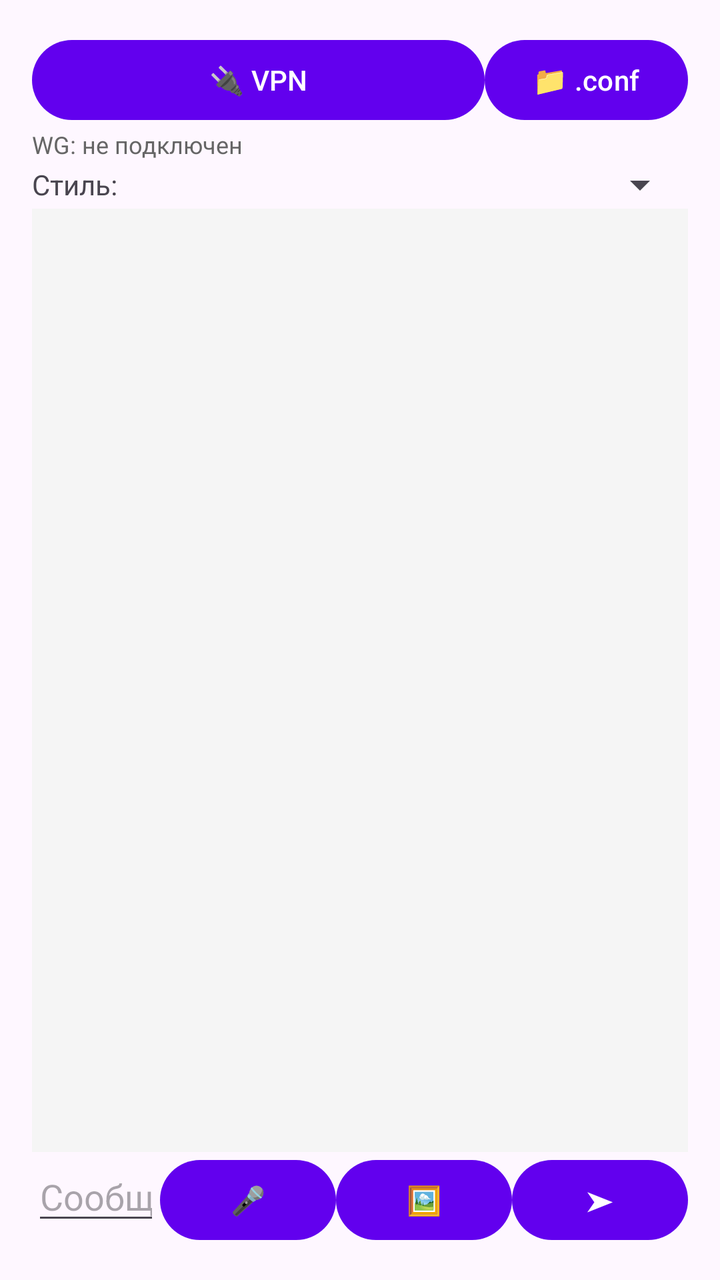
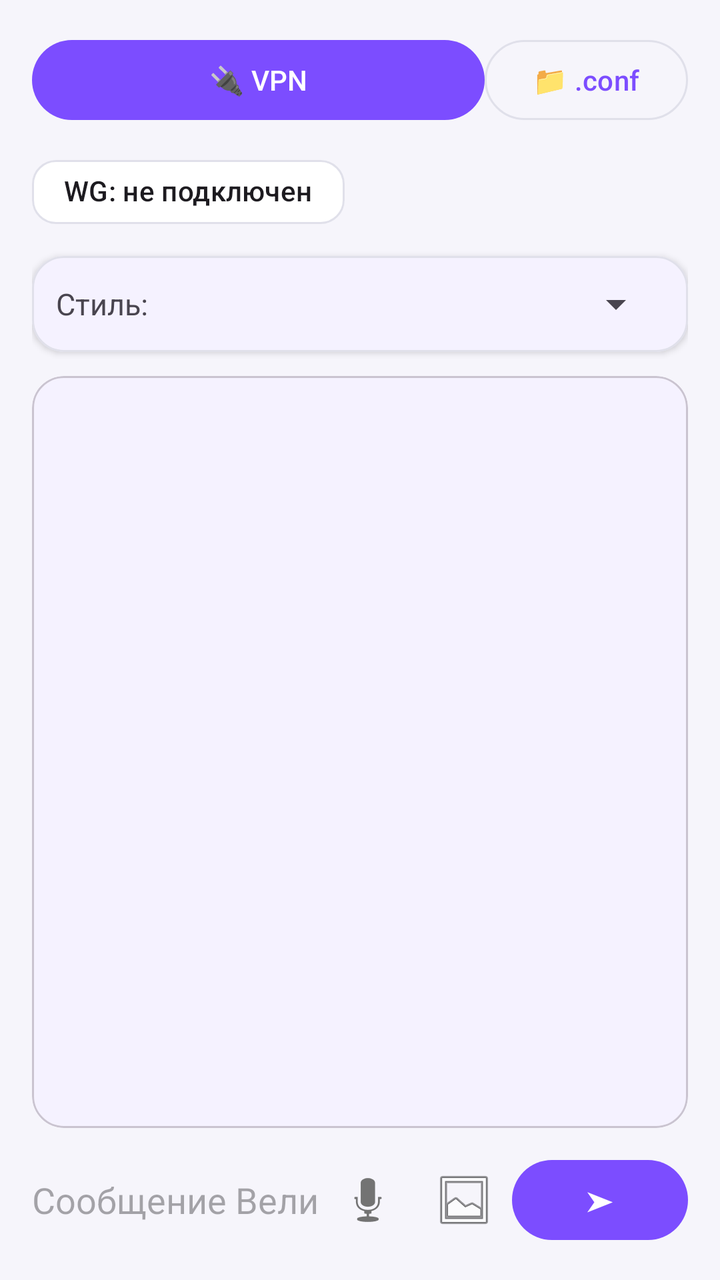

Before-and-after screenshots of an Android layout around one commit, followed by the original layout XML and the change that was made.
<!-- AndroidManifest.xml: activity theme Theme.Velimudr -->
<!-- res/layout/activity_main.xml -->
<?xml version="1.0" encoding="utf-8"?>
<LinearLayout xmlns:android="http://schemas.android.com/apk/res/android"
    android:layout_width="match_parent"
    android:layout_height="match_parent"
    android:orientation="vertical"
    android:padding="16dp">

    <LinearLayout
        android:layout_width="match_parent"
        android:layout_height="wrap_content"
        android:orientation="horizontal">
        <Button
            android:id="@+id/btnConnect"
            android:layout_width="0dp"
            android:layout_height="wrap_content"
            android:layout_weight="1"
            android:text="🔌 VPN" />
        <Button
            android:id="@+id/btnLoadConf"
            android:layout_width="wrap_content"
            android:layout_height="wrap_content"
            android:text="📁 .conf" />
    </LinearLayout>

    <TextView
        android:id="@+id/tvStatus"
        android:layout_width="match_parent"
        android:layout_height="wrap_content"
        android:text="WG: не подключен"
        android:textSize="12sp"
        android:textColor="#666" />

    <LinearLayout
        android:layout_width="match_parent"
        android:layout_height="wrap_content"
        android:orientation="horizontal"
        android:gravity="center_vertical">
        <TextView
            android:layout_width="wrap_content"
            android:layout_height="wrap_content"
            android:text="Стиль:"
            android:textSize="14sp" />
        <Spinner
            android:id="@+id/spinnerStyle"
            android:layout_width="0dp"
            android:layout_height="wrap_content"
            android:layout_weight="1" />
    </LinearLayout>

    <TextView
        android:id="@+id/tvChat"
        android:layout_width="match_parent"
        android:layout_height="0dp"
        android:layout_weight="1"
        android:scrollbars="vertical"
        android:background="#F5F5F5"
        android:padding="8dp"
        android:textSize="14sp" />

    <LinearLayout
        android:layout_width="match_parent"
        android:layout_height="wrap_content"
        android:orientation="horizontal">
        <EditText
            android:id="@+id/etMessage"
            android:layout_width="0dp"
            android:layout_height="wrap_content"
            android:layout_weight="1"
            android:hint="Сообщение Велимудру..."
            android:inputType="text" />
        <Button
            android:id="@+id/btnMic"
            android:layout_width="wrap_content"
            android:layout_height="wrap_content"
            android:text="🎤" />
        <Button
            android:id="@+id/btnPhoto"
            android:layout_width="wrap_content"
            android:layout_height="wrap_content"
            android:text="🖼️" />
        <Button
            android:id="@+id/btnSend"
            android:layout_width="wrap_content"
            android:layout_height="wrap_content"
            android:text="➤" />
    </LinearLayout>
</LinearLayout>
<!-- resources referenced by this layout -->
<resources>
  <style name="Theme.Velimudr" parent="Theme.Material3.DayNight.NoActionBar">
          <item name="colorPrimary">@color/purple_500</item>
          <item name="colorPrimaryVariant">@color/purple_700</item>
          <item name="colorOnPrimary">@color/white</item>
      </style>
  <color name="purple_500">#FF6200EE</color>
  <color name="purple_700">#FF3700B3</color>
  <color name="white">#FFFFFFFF</color>
</resources>

<!-- the commit's change to res/layout/activity_main.xml (unified diff, before → after) -->
@@ -1,87 +1,127 @@
 <?xml version="1.0" encoding="utf-8"?>
 <LinearLayout xmlns:android="http://schemas.android.com/apk/res/android"
+    xmlns:app="http://schemas.android.com/apk/res-auto"
     android:layout_width="match_parent"
     android:layout_height="match_parent"
     android:orientation="vertical"
-    android:padding="16dp">
+    android:padding="16dp"
+    android:background="?android:colorBackground">
 
+    
     <LinearLayout
         android:layout_width="match_parent"
         android:layout_height="wrap_content"
-        android:orientation="horizontal">
-        <Button
+        android:orientation="horizontal"
+        android:gap="12dp">
+        <com.google.android.material.button.MaterialButton
             android:id="@+id/btnConnect"
             android:layout_width="0dp"
             android:layout_height="wrap_content"
             android:layout_weight="1"
-            android:text="🔌 VPN" />
-        <Button
+            android:text="🔌 VPN"
+            style="@style/Widget.Material3.Button" />
+        <com.google.android.material.button.MaterialButton
             android:id="@+id/btnLoadConf"
             android:layout_width="wrap_content"
             android:layout_height="wrap_content"
-            android:text="📁 .conf" />
+            android:text="📁 .conf"
+            style="@style/Widget.Material3.Button.OutlinedButton" />
     </LinearLayout>
 
-    <TextView
+    
+    <com.google.android.material.chip.Chip
         android:id="@+id/tvStatus"
+        android:layout_width="wrap_content"
+        android:layout_height="wrap_content"
+        android:layout_marginTop="8dp"
+        android:text="WG: не подключен"
+        app:chipCornerRadius="12dp"
+        app:chipBackgroundColor="@color/brand_surface" />
+
+    
+    <com.google.android.material.card.MaterialCardView
         android:layout_width="match_parent"
         android:layout_height="wrap_content"
-        android:text="WG: не подключен"
-        android:textSize="12sp"
-        android:textColor="#666" />
+        android:layout_marginTop="8dp"
+        app:cardCornerRadius="16dp"
+        app:cardElevation="2dp"
+        app:strokeColor="@color/brand_outline"
+        app:strokeWidth="1dp">
+        <LinearLayout
+            android:layout_width="match_parent"
+            android:layout_height="wrap_content"
+            android:orientation="horizontal"
+            android:gravity="center_vertical"
+            android:padding="12dp">
+            <TextView
+                android:layout_width="wrap_content"
+                android:layout_height="wrap_content"
+                android:text="Стиль:"
+                android:textSize="15sp" />
+            <Spinner
+                android:id="@+id/spinnerStyle"
+                android:layout_width="0dp"
+                android:layout_height="wrap_content"
+                android:layout_weight="1"
+                android:layout_marginStart="8dp" />
+        </LinearLayout>
+    </com.google.android.material.card.MaterialCardView>
 
+    
+    <com.google.android.material.card.MaterialCardView
+        android:layout_width="match_parent"
+        android:layout_height="0dp"
+        android:layout_weight="1"
+        android:layout_marginTop="12dp"
+        app:cardCornerRadius="16dp"
+        app:cardElevation="2dp">
+        <ScrollView
+            android:layout_width="match_parent"
+            android:layout_height="match_parent">
+            <TextView
+                android:id="@+id/tvChat"
+                android:layout_width="match_parent"
+                android:layout_height="wrap_content"
+                android:padding="12dp"
+                android:textSize="14sp"
+                android:textIsSelectable="true" />
+        </ScrollView>
+    </com.google.android.material.card.MaterialCardView>
+
+    
     <LinearLayout
         android:layout_width="match_parent"
         android:layout_height="wrap_content"
         android:orientation="horizontal"
+        android:layout_marginTop="12dp"
         android:gravity="center_vertical">
-        <TextView
-            android:layout_width="wrap_content"
-            android:layout_height="wrap_content"
-            android:text="Стиль:"
-            android:textSize="14sp" />
-        <Spinner
-            android:id="@+id/spinnerStyle"
-            android:layout_width="0dp"
-            android:layout_height="wrap_content"
-            android:layout_weight="1" />
-    </LinearLayout>
-
-    <TextView
-        android:id="@+id/tvChat"
-        android:layout_width="match_parent"
-        android:layout_height="0dp"
-        android:layout_weight="1"
-        android:scrollbars="vertical"
-        android:background="#F5F5F5"
-        android:padding="8dp"
-        android:textSize="14sp" />
-
-    <LinearLayout
-        android:layout_width="match_parent"
-        android:layout_height="wrap_content"
-        android:orientation="horizontal">
         <EditText
             android:id="@+id/etMessage"
             android:layout_width="0dp"
             android:layout_height="wrap_content"
             android:layout_weight="1"
             android:hint="Сообщение Велимудру..."
-            android:inputType="text" />
-        <Button
+            android:inputType="text"
+            android:background="@null" />
+        <ImageButton
             android:id="@+id/btnMic"
-            android:layout_width="wrap_content"
-            android:layout_height="wrap_content"
-            android:text="🎤" />
-        <Button
+            android:layout_width="48dp"
+            android:layout_height="48dp"
+            android:src="@android:drawable/ic_btn_speak_now"
+            android:background="?attr/selectableItemBackgroundBorderless"
+            android:contentDescription="Голос" />
+        <ImageButton
             android:id="@+id/btnPhoto"
-            android:layout_width="wrap_content"
-            android:layout_height="wrap_content"
-            android:text="🖼️" />
-        <Button
+            android:layout_width="48dp"
+            android:layout_height="48dp"
+            android:src="@android:drawable/ic_menu_gallery"
+            android:background="?attr/selectableItemBackgroundBorderless"
+            android:contentDescription="Фото" />
+        <com.google.android.material.button.MaterialButton
             android:id="@+id/btnSend"
             android:layout_width="wrap_content"
             android:layout_height="wrap_content"
-            android:text="➤" />
+            android:text="➤"
+            style="@style/Widget.Material3.Button" />
     </LinearLayout>
 </LinearLayout>
<!-- resource entries referenced after the edit -->
@@ -1,12 +1,22 @@
 <!-- resources referenced by this layout -->
 <resources>
+  <color name="brand_outline">#E0E0EA</color>
+  <color name="brand_surface">#FFFFFF</color>
   <style name="Theme.Velimudr" parent="Theme.Material3.DayNight.NoActionBar">
-          <item name="colorPrimary">@color/purple_500</item>
-          <item name="colorPrimaryVariant">@color/purple_700</item>
+          <item name="colorPrimary">@color/brand_purple</item>
           <item name="colorOnPrimary">@color/white</item>
+          <item name="colorPrimaryContainer">@color/brand_purple_light</item>
+          <item name="colorOnPrimaryContainer">@color/brand_purple_dark</item>
+          <item name="colorSecondary">@color/brand_purple_light</item>
+          <item name="android:colorBackground">@color/brand_bg</item>
+          <item name="colorSurface">@color/white</item>
+          <item name="colorSurfaceVariant">@color/brand_surface</item>
+          <item name="colorOutline">@color/brand_outline</item>
       </style>
-  <color name="purple_500">#FF6200EE</color>
-  <color name="purple_700">#FF3700B3</color>
+  <color name="brand_purple">#7C4DFF</color>
   <color name="white">#FFFFFFFF</color>
+  <color name="brand_purple_light">#B39DFF</color>
+  <color name="brand_purple_dark">#4A23C9</color>
+  <color name="brand_bg">#F6F5FB</color>
 </resources>
 
